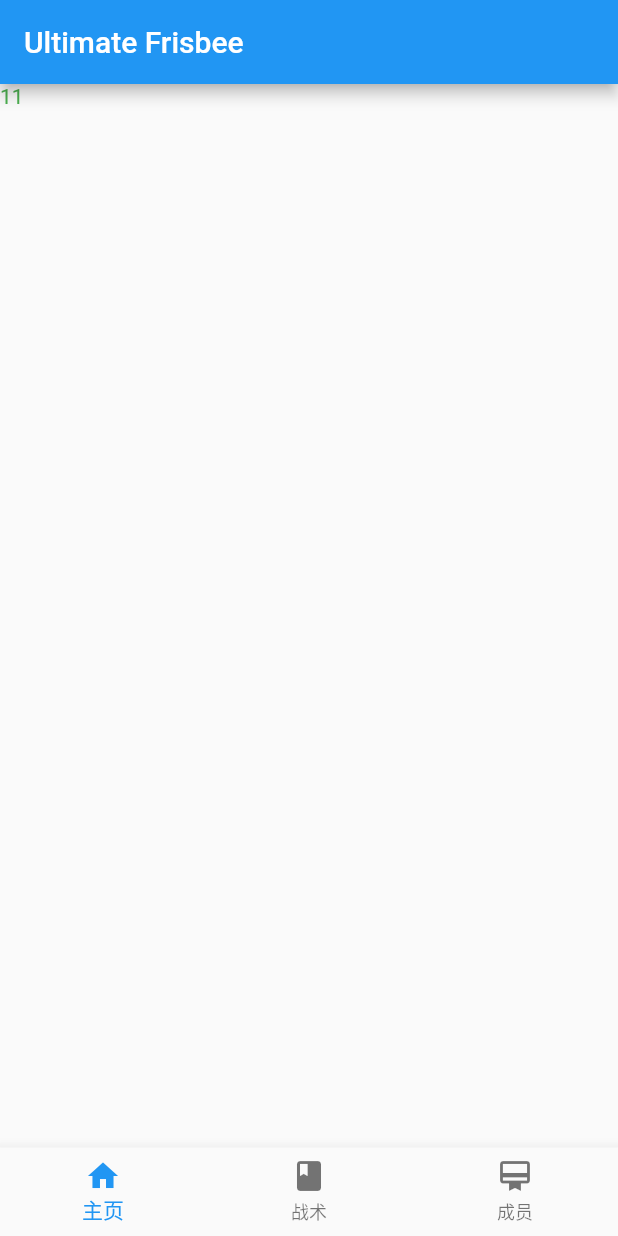
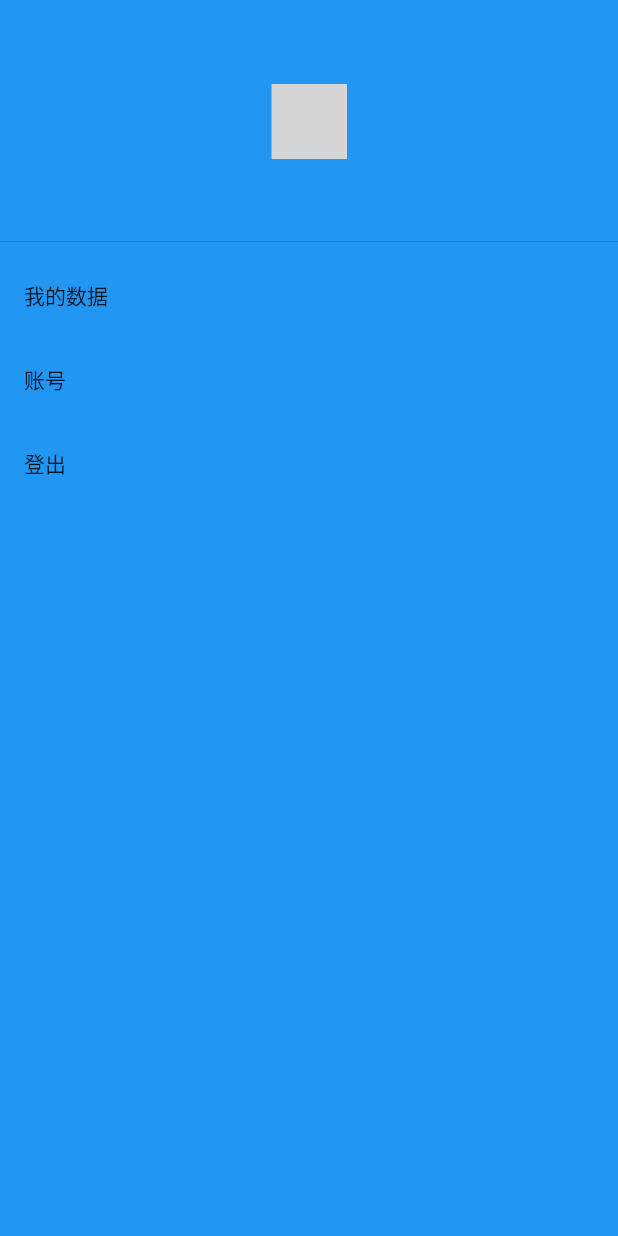
Before and after one commit to montehuang/ultimate_frisbee, a Flutter app: the screen it shows after launch, with the side drawer open (before the commit the screen has no drawer), on a phone screen of 412 x 824 dp. Run offline on Flutter 3.47's test engine with Material 2 defaults, Android fonts, the phone set to English and light mode, and no system bars; our stand-ins replace flutter_svg; grey boxes are pictures that could not be loaded.

Commit message:
封装网络请求

```diff
--- a/lib/main.dart
+++ b/lib/main.dart
@@ -1,4 +1,5 @@
 import 'package:flutter/material.dart';
+import 'package:frisbee/pages/user.dart';
 import 'pages/home_page.dart';
 import 'pages/player.dart';
 import 'pages/playbook.dart';
@@ -54,7 +55,7 @@
         onTap: _onTap,
         currentIndex: _selectedIndex,
       ),
-
+      drawer: const UserDrawer(),
     );
   }
 
--- /dev/null
+++ b/lib/models/user.dart
@@ -0,0 +1,43 @@
+/*
+ * @Author: Monte
+ * @Date: 2021-12-19
+ * @Description:
+ */
+
+class User {
+  User({Map<String, dynamic>? data}) {
+    // ignore: unnecessary_null_comparison
+    if (data == null) {
+      return;
+    }
+    id = data['_id'];
+    name = data['name'];
+    firstName = data['firstName'];
+    picture = data['picture'];
+    email = data['email'];
+    hasPassword = data['hasPassword'];
+    provider = data['provider'];
+    dateCreate = data['dateCreated'];
+  }
+  late String? id = '';
+  late String? name = '';
+  late String? firstName = '';
+  late String? picture = '';
+  late String? email = '';
+  late bool? hasPassword = false;
+  late String? provider = '';
+  late String? dateCreate = '';
+}
+
+class Team {
+  Team({Map<String, dynamic>? data}) {
+    // ignore: unnecessary_null_comparison
+    if (data == null) {
+      return;
+    }
+    id = data['id'];
+    name = data['name'];
+  }
+  late String? id = '';
+  late String? name = '';
+}
--- /dev/null
+++ b/lib/pages/user.dart
@@ -0,0 +1,105 @@
+/*
+ * @Author: Monte
+ * @Date: 2021-12-18
+ * @Description:
+ */
+
+import 'package:flutter/material.dart';
+import 'package:flutter_svg/svg.dart';
+import 'package:frisbee/utils/request_util.dart';
+import 'package:frisbee/models/user.dart';
+
+class UserDrawer extends StatefulWidget {
+  const UserDrawer({Key? key}) : super(key: key);
+
+  @override
+  State<UserDrawer> createState() => _UserDrawerState();
+}
+
+User user = User();
+List<Team> teams = [];
+bool showDefaultAvatar = true;
+
+class _UserDrawerState extends State<UserDrawer> {
+  @override
+  void initState() {
+    super.initState();
+  }
+
+  void _changeUserInfo(data) {
+    setState(() {
+      Map<String, dynamic> userData = data['user'];
+      user = User(data: userData);
+      for (var teamData in userData['teams']) {
+          teams.add(Team(data: teamData));
+      }
+      showDefaultAvatar = user.picture == '' ? true : false;
+    });
+  }
+
+  @override
+  Widget build(BuildContext context) {
+    return GestureDetector(
+      child: ColoredBox(
+        color: Colors.blue,
+        child: ListView(
+          children: [
+            DrawerHeader(
+              child: SizedBox(
+                child: Column(
+                  children: [
+                    const SizedBox(
+                      height: 40,
+                    ),
+                    SizedBox(
+                      width: 50,
+                      height: 50,
+                      child: showDefaultAvatar
+                          ? SvgPicture.asset("assets/player.svg")
+                          : CircleAvatar(
+                              backgroundImage: NetworkImage(
+                                user.picture.toString(),
+                              ),
+                              radius: 60,
+                            ),
+                    ),
+                    const SizedBox(
+                      height: 10,
+                    ),
+                    Text(user.name ?? '')
+                  ],
+                ),
+              ),
+              // padding: const EdgeInsets.only(right: 10, bottom: 50),
+            ),
+            ListTile(
+              title: const Text('我的数据'),
+              onTap: () {
+                if (user.picture.toString()  == '') {
+                  ApiClient().get('/api/autologin', _changeUserInfo);
+                } else {
+                  Navigator.pop(context);
+                }
+              },
+            ),
+            ListTile(
+              title: const Text('账号'),
+              onTap: () {
+                Navigator.pop(context);
+              },
+            ),
+            ListTile(
+              title: const Text('登出'),
+              onTap: () {
+                Navigator.pop(context);
+              },
+            ),
+          ],
+        ),
+      ),
+      onTap: () {
+        Navigator.pop(context);
+      },
+    );
+  }
+}
--- a/pubspec.yaml
+++ b/pubspec.yaml
@@ -45,6 +45,8 @@ dev_dependencies:
   # package. See that file for information about deactivating specific lint
   # rules and activating additional ones.
   flutter_lints: ^1.0.0
+  flutter_svg: ^1.0.0
+  http: ^0.13.4
 
 # For information on the generic Dart part of this file, see the
 # following page: https://dart.dev/tools/pub/pubspec
@@ -58,8 +60,8 @@ flutter:
   uses-material-design: true
 
   # To add assets to your application, add an assets section, like this:
-  # assets:
-  #   - images/a_dot_burr.jpeg
+  assets:
+    - player.svg
   #   - images/a_dot_ham.jpeg
 
   # An image asset can refer to one or more resolution-specific "variants", see
```
Also changed, not shown: lib/utils/db_utils.dart (added, +15 -0 lines), lib/utils/request_util.dart (added, +29 -0 lines), assets/player.svg (added), pubspec.lock.
